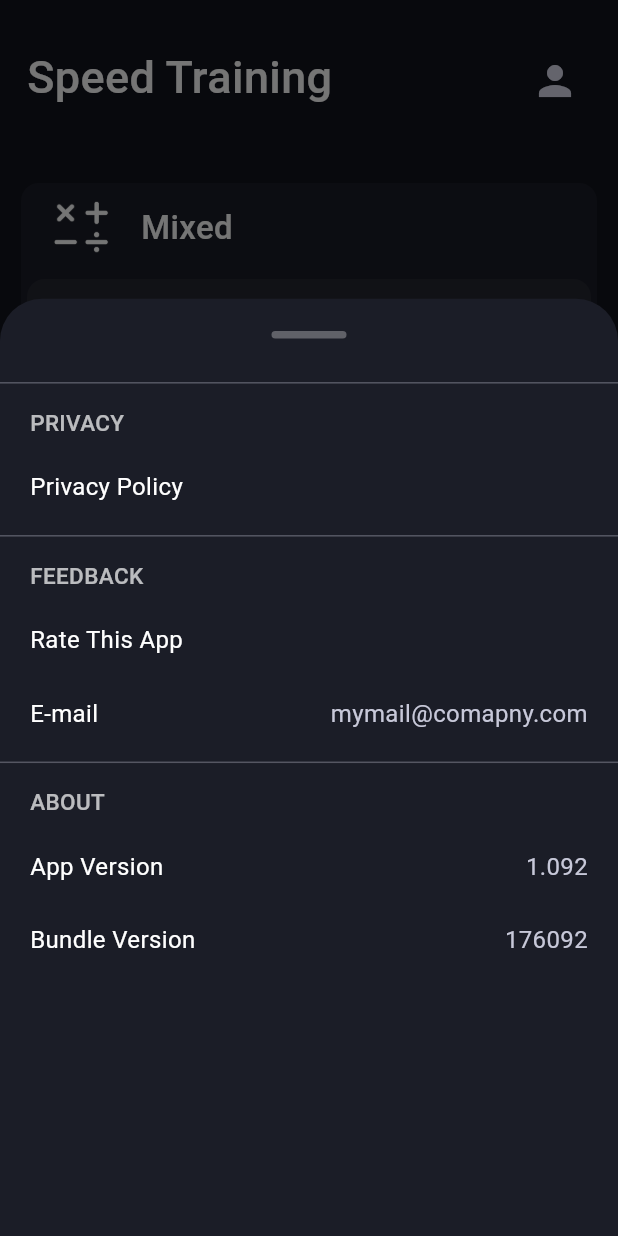
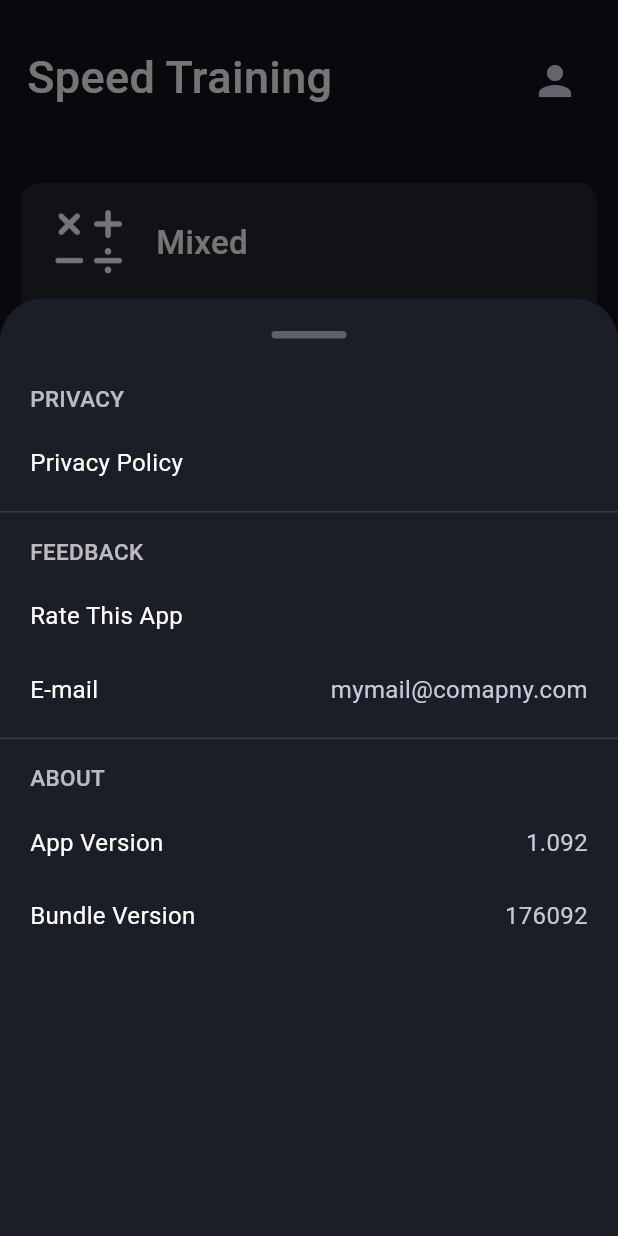
Before and after one commit to BTifmmp/math-training, a Flutter app: the screen it shows after launch, after a tap on the "person" icon, on a phone screen of 412 x 824 dp. Run offline on Flutter 3.47's test engine with Material 3 defaults, Android fonts, the phone set to English and light mode, and no system bars; our stand-ins replace animated_flip_counter, bloc, flutter_bloc.

Commit message:
Minor redisigng

```diff
--- a/lib/app.dart
+++ b/lib/app.dart
@@ -38,10 +38,10 @@ class AppView extends StatelessWidget {
               dragHandleColor: Colors.white.withOpacity(0.3),
               dragHandleSize: const Size(50, 5)),
           navigationBarTheme: const NavigationBarThemeData(
-              indicatorColor: Color.fromARGB(255, 100, 106, 112),
-              height: 60,
+              indicatorColor: Color.fromARGB(255, 51, 56, 70),
+              height: 65,
               iconTheme: WidgetStatePropertyAll<IconThemeData>(IconThemeData(
-                size: 25,
+                size: 22,
               )))),
       themeMode: ThemeMode.dark,
       home: const HomeView(),
--- a/lib/features/trainings/presentation/home_view.dart
+++ b/lib/features/trainings/presentation/home_view.dart
@@ -32,8 +32,20 @@ class _HomeViewState extends State<HomeView> {
   @override
   Widget build(BuildContext context) {
     return Scaffold(
-      bottomNavigationBar: NavigationBar(
-          backgroundColor: Theme.of(context).colorScheme.surfaceContainer,
+      bottomNavigationBar: Container(
+        decoration: BoxDecoration(
+          color: Theme.of(context).colorScheme.surface,
+          border: Border(
+            top: BorderSide(
+              color: Theme.of(context)
+                  .colorScheme
+                  .onSurfaceVariant
+                  .withOpacity(0.1),
+            ),
+          ),
+        ),
+        child: NavigationBar(
+            backgroundColor: Theme.of(context).colorScheme.surface,
             onDestinationSelected: (int index) {
               setState(() {
                 _currentPageIndex = index;
@@ -49,7 +61,10 @@ class _HomeViewState extends State<HomeView> {
                       : CrossFadeState.showSecond,
                   duration: const Duration(milliseconds: 200),
                   firstChild: const Icon(CustomIcons.bolt_filled),
-                secondChild: const Icon(CustomIcons.bolt_outlined),
+                  secondChild: Icon(
+                    CustomIcons.bolt_outlined,
+                    color: Theme.of(context).colorScheme.onSurfaceVariant,
+                  ),
                 ),
                 label: 'Speed',
               ),
@@ -60,11 +75,13 @@ class _HomeViewState extends State<HomeView> {
                       : CrossFadeState.showSecond,
                   duration: const Duration(milliseconds: 200),
                   firstChild: const Icon(CustomIcons.brain_filled),
-                secondChild: const Icon(CustomIcons.brain_outlined),
+                  secondChild: Icon(CustomIcons.brain_outlined,
+                      color: Theme.of(context).colorScheme.onSurfaceVariant),
                 ),
                 label: 'Mental',
               ),
             ]),
+      ),
       body: SafeArea(
         child: PageView(
           controller: _pageController,
--- a/lib/features/trainings/presentation/mental_trainings_list_view.dart
+++ b/lib/features/trainings/presentation/mental_trainings_list_view.dart
@@ -2,6 +2,7 @@ import 'package:flutter/material.dart';
 import 'package:math_training/features/mental_training/presentation/mental_training_view.dart';
 import 'package:math_training/features/trainings/presentation/select_mode_box.dart';
 import 'package:math_training/features/trainings/presentation/training_type_panel.dart';
+import 'package:math_training/features/trainings/presentation/trainings_app_bar.dart';
 import 'package:math_training/widgets/info_modal.dart';
 
 class MentalTrainingsListView extends StatefulWidget {
@@ -14,13 +15,34 @@ class MentalTrainingsListView extends StatefulWidget {
 
 class _MentalTrainingsListViewState extends State<MentalTrainingsListView>
     with AutomaticKeepAliveClientMixin<MentalTrainingsListView> {
+  final _scrollController = ScrollController();
+  bool _visible = false;
+
+  @override
+  void initState() {
+    _scrollController.addListener(() {
+      _visible = _scrollController.offset > 30;
+      setState(() {});
+    });
+    super.initState();
+  }
+
+  @override
+  void dispose() {
+    _scrollController.dispose();
+    super.dispose();
+  }
+
   @override
   bool get wantKeepAlive => true;
 
   @override
   Widget build(BuildContext context) {
     super.build(context);
-    return SingleChildScrollView(
+    return Stack(
+      children: [
+        SingleChildScrollView(
+          controller: _scrollController,
           padding: const EdgeInsets.symmetric(horizontal: 10, vertical: 30),
           child: Column(
             crossAxisAlignment: CrossAxisAlignment.start,
@@ -129,6 +151,9 @@ class _MentalTrainingsListViewState extends State<MentalTrainingsListView>
               const SizedBox(height: 20),
             ],
           ),
+        ),
+        TrainingsAppBar(title: 'Mental Training', visible: _visible),
+      ],
     );
   }
 }
--- a/lib/features/trainings/presentation/select_mode_box.dart
+++ b/lib/features/trainings/presentation/select_mode_box.dart
@@ -46,7 +46,8 @@ class _TrainingSelectModeBoxState extends State<TrainingSelectModeBox> {
           })
         },
         child: Card.filled(
-            color: Theme.of(context).colorScheme.surfaceContainer,
+            // color: Theme.of(context).colorScheme.surfaceContainerHigh,
+            color: Colors.transparent,
             shadowColor: Colors.black,
             clipBehavior: Clip.antiAlias,
             child: Padding(
--- a/lib/features/trainings/presentation/speed_trainings_list_view.dart
+++ b/lib/features/trainings/presentation/speed_trainings_list_view.dart
@@ -2,6 +2,7 @@ import 'package:flutter/material.dart';
 import 'package:math_training/features/speed_training/presentation/speed_training_view.dart';
 import 'package:math_training/features/trainings/presentation/select_mode_box.dart';
 import 'package:math_training/features/trainings/presentation/training_type_panel.dart';
+import 'package:math_training/features/trainings/presentation/trainings_app_bar.dart';
 import 'package:math_training/widgets/info_modal.dart';
 
 class SpeedTrainingsListView extends StatefulWidget {
@@ -13,13 +14,34 @@ class SpeedTrainingsListView extends StatefulWidget {
 
 class _SpeedTrainingsListViewState extends State<SpeedTrainingsListView>
     with AutomaticKeepAliveClientMixin<SpeedTrainingsListView> {
+  final _scrollController = ScrollController();
+  bool _visible = false;
+
+  @override
+  void initState() {
+    _scrollController.addListener(() {
+      _visible = _scrollController.offset > 30;
+      setState(() {});
+    });
+    super.initState();
+  }
+
+  @override
+  void dispose() {
+    _scrollController.dispose();
+    super.dispose();
+  }
+
   @override
   bool get wantKeepAlive => true;
 
   @override
   Widget build(BuildContext context) {
     super.build(context);
-    return SingleChildScrollView(
+    return Stack(
+      children: [
+        SingleChildScrollView(
+          controller: _scrollController,
           padding: const EdgeInsets.symmetric(horizontal: 10, vertical: 30),
           child: Column(
             crossAxisAlignment: CrossAxisAlignment.start,
@@ -128,6 +150,9 @@ class _SpeedTrainingsListViewState extends State<SpeedTrainingsListView>
               const SizedBox(height: 20),
             ],
           ),
+        ),
+        TrainingsAppBar(title: 'Speed Training', visible: _visible),
+      ],
     );
   }
 }
--- a/lib/features/trainings/presentation/training_type_panel.dart
+++ b/lib/features/trainings/presentation/training_type_panel.dart
@@ -10,20 +10,37 @@ class TrainingTypePanel extends StatelessWidget {
       required this.title,
       required this.imagePath});
 
+  List<Widget> _dividedModeBoxes(BuildContext context) {
+    List<Widget> result = [];
+    for (Widget box in modeBoxes) {
+      result.add(box);
+      result.add(Divider(
+        indent: 20,
+        endIndent: 20,
+        height: 0,
+        color: Theme.of(context).colorScheme.onSurfaceVariant.withOpacity(0.3),
+      ));
+    }
+
+    result.removeLast();
+
+    return result;
+  }
+
   @override
   Widget build(BuildContext context) {
     return Card.filled(
-      color: Theme.of(context).colorScheme.surfaceContainerLow,
+      color: Theme.of(context).colorScheme.surfaceContainer,
       child: Column(
         children: [
           Padding(
-            padding: const EdgeInsets.symmetric(vertical: 10.0, horizontal: 20),
+            padding: const EdgeInsets.symmetric(vertical: 15.0, horizontal: 20),
             child: Row(
               children: [
                 Image.asset(
                   imagePath,
-                  width: 40,
-                  height: 40,
+                  width: 50,
+                  height: 50,
                   color: Colors.white,
                 ),
                 const SizedBox(
@@ -39,7 +56,7 @@ class TrainingTypePanel extends StatelessWidget {
               ],
             ),
           ),
-          ...modeBoxes,
+          ..._dividedModeBoxes(context),
         ],
       ),
     );
--- /dev/null
+++ b/lib/features/trainings/presentation/trainings_app_bar.dart
@@ -0,0 +1,42 @@
+import 'package:flutter/material.dart';
+
+class TrainingsAppBar extends StatelessWidget {
+  final String title;
+  const TrainingsAppBar({
+    super.key,
+    required bool visible,
+    required this.title,
+  }) : _visible = visible;
+
+  final bool _visible;
+
+  @override
+  Widget build(BuildContext context) {
+    return Visibility(
+      visible: _visible,
+      child: Container(
+        height: 60,
+        decoration: BoxDecoration(
+          color: Theme.of(context).colorScheme.surface,
+          border: Border(
+            bottom: BorderSide(
+              color: Theme.of(context)
+                  .colorScheme
+                  .onSurfaceVariant
+                  .withOpacity(0.1),
+            ),
+          ),
+        ),
+        child: Center(
+          child: Text(
+            title,
+            style: TextStyle(
+                fontSize: 15,
+                fontWeight: FontWeight.w300,
+                color: Theme.of(context).colorScheme.onSurface),
+          ),
+        ),
+      ),
+    );
+  }
+}
--- a/lib/widgets/info_modal.dart
+++ b/lib/widgets/info_modal.dart
@@ -2,7 +2,7 @@ import 'package:flutter/material.dart';
 
 Future<dynamic> showInfoModal(BuildContext context) {
   final dividerColor =
-      Theme.of(context).colorScheme.onSurfaceVariant.withOpacity(0.3);
+      Theme.of(context).colorScheme.onSurfaceVariant.withOpacity(0.15);
   return showModalBottomSheet(
     isScrollControlled: true,
     showDragHandle: true,
@@ -12,7 +12,6 @@ Future<dynamic> showInfoModal(BuildContext context) {
         height: MediaQuery.of(context).size.height * 0.7,
         child: ListView(
           children: [
-            Divider(color: dividerColor),
             const InfoModalCategory(text: 'PRIVACY'),
             InfoModalButton(
               text: 'Privacy Policy',
```
Lines whose indentation alone changed are shown as unchanged.
